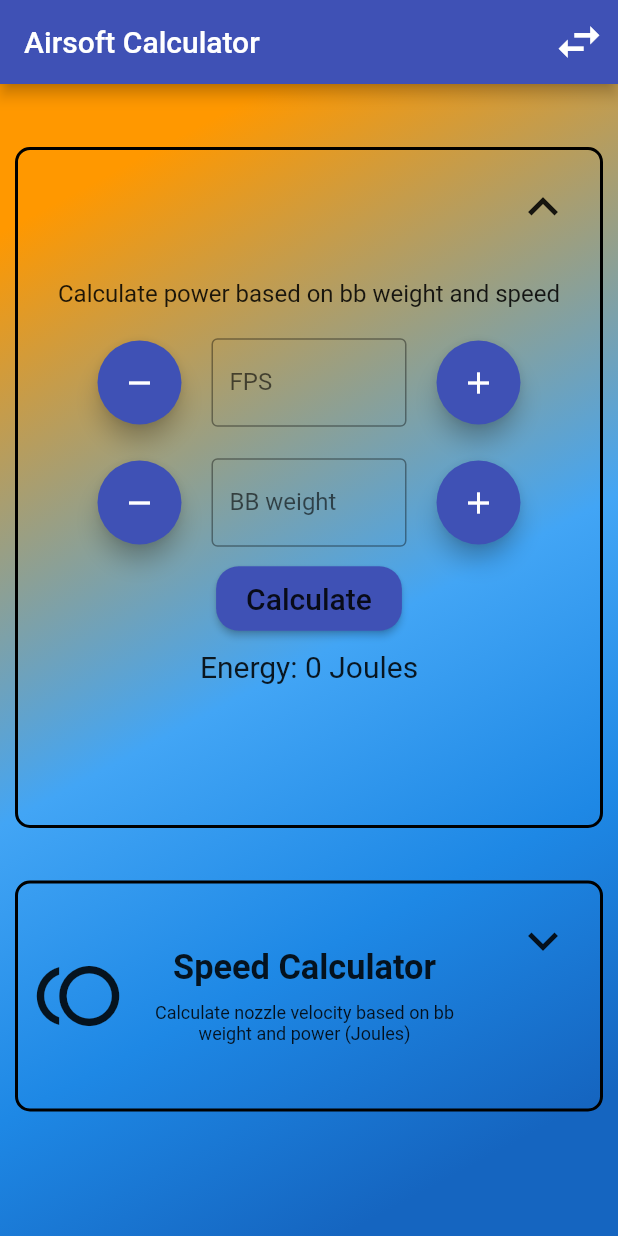
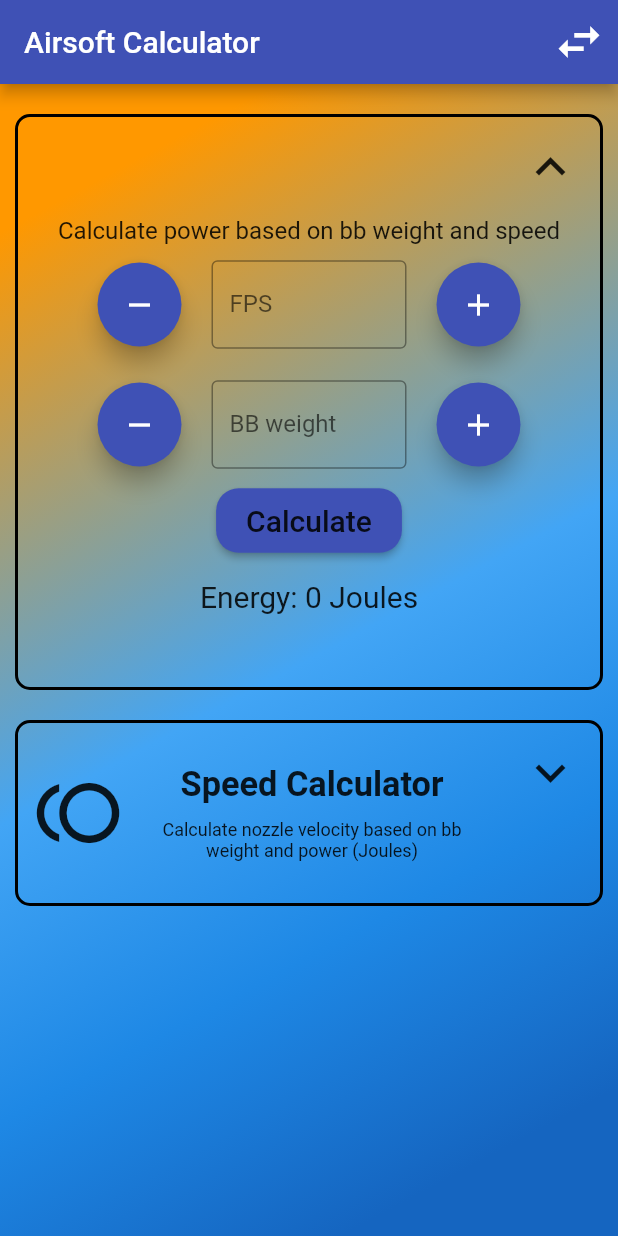
Before and after one commit to vladimir-grigore/airsoft_fps_calculator-, a Flutter app: the screen it shows after launch, after a tap on the "keyboard arrow down" icon, after a tap on the "swap horiz" icon, on a phone screen of 412 x 824 dp. Run offline on Flutter 3.47's test engine with Material 2 defaults, Android fonts, the phone set to English and light mode, and no system bars; Roboto replaces fonts that are missing (Yantramanav-Thin).

Commit message:
Reduce component height

```diff
--- a/lib/components/joules_calculator.dart
+++ b/lib/components/joules_calculator.dart
@@ -119,7 +119,7 @@ class _JoulesCalculator extends State<JoulesCalculator> {
     return Column(
       children: <Widget>[
         Padding(
-          padding: EdgeInsets.symmetric(horizontal: 20.0, vertical: 10.0),
+          padding: EdgeInsets.symmetric(horizontal: 20.0),
           child: Text(
             "Calculate power based on bb weight and speed",
             textAlign: TextAlign.center,
@@ -252,7 +252,7 @@ class _JoulesCalculator extends State<JoulesCalculator> {
           shape: new RoundedRectangleBorder(borderRadius: new BorderRadius.circular(15.0)),
         ),
         Padding(
-          padding: EdgeInsets.all(10.0),
+          padding: EdgeInsets.all(15.0),
           child: Text("Energy: $joules Joules", style: TextStyle(fontSize: 20.0)),
         ),
       ],
--- a/lib/components/power_card.dart
+++ b/lib/components/power_card.dart
@@ -14,13 +14,13 @@ class PowerCard extends StatefulWidget {
 }
 
 class _PowerCard extends State<PowerCard> {
-  double _bodyHeight = 150.0;
+  double _bodyHeight = 120.0;
   bool isExpanded;
 
   @override
   void didUpdateWidget(PowerCard oldWidget) {
     isExpanded = widget.isExpanded;
-    this._bodyHeight = isExpanded ? 450 : 150.0;
+    this._bodyHeight = isExpanded ? 380 : 120.0;
     super.didUpdateWidget(oldWidget);
   }
 
@@ -78,7 +78,7 @@ class _PowerCard extends State<PowerCard> {
                   Container(
                     alignment: Alignment.topRight,
                     child: Padding(
-                      padding: EdgeInsets.all(10.0),
+                      padding: EdgeInsets.all(5.0),
                       child: IconButton(
                         iconSize: 40.0,
                         icon: Icon(Icons.keyboard_arrow_down),
@@ -100,7 +100,7 @@ class _PowerCard extends State<PowerCard> {
                       width: MediaQuery.of(context).size.width,
                       alignment: Alignment.centerRight,
                       child: Padding(
-                        padding: EdgeInsets.all(10.0),
+                        padding: EdgeInsets.all(5.0),
                         child: IconButton(
                           iconSize: 40.0,
                           icon: Icon(Icons.keyboard_arrow_up),
--- a/lib/components/speed_calculator.dart
+++ b/lib/components/speed_calculator.dart
@@ -112,7 +112,7 @@ class _SpeedCalculator extends State<SpeedCalculator> {
     return Column(
       children: <Widget>[
         Padding(
-          padding: EdgeInsets.symmetric(horizontal: 20.0, vertical: 10.0),
+          padding: EdgeInsets.symmetric(horizontal: 20.0),
           child: Text(
             "Calculate speed based on bb weight and power",
             textAlign: TextAlign.center,
@@ -245,7 +245,7 @@ class _SpeedCalculator extends State<SpeedCalculator> {
           shape: new RoundedRectangleBorder(borderRadius: new BorderRadius.circular(15.0)),
         ),
         Padding(
-          padding: EdgeInsets.all(10.0),
+          padding: EdgeInsets.all(15.0),
           child: Text("Speed: $speed ${widget.system == 'metric' ? "m/s" : "fps"}", style: TextStyle(fontSize: 20.0)),
         ),
       ],
--- a/lib/components/speed_card.dart
+++ b/lib/components/speed_card.dart
@@ -14,7 +14,7 @@ class SpeedCard extends StatefulWidget {
 }
 
 class _SpeedCard extends State<SpeedCard> {
-  double _bodyHeight = 150.0;
+  double _bodyHeight = 120.0;
   bool isExpanded;
 
   double titleFontSize(BuildContext context) {
@@ -24,7 +24,7 @@ class _SpeedCard extends State<SpeedCard> {
   @override
   void didUpdateWidget(SpeedCard oldWidget) {
     isExpanded = widget.isExpanded;
-    this._bodyHeight = isExpanded ? 450 : 150.0;
+    this._bodyHeight = isExpanded ? 380 : 120.0;
     super.didUpdateWidget(oldWidget);
   }
 
@@ -79,7 +79,7 @@ class _SpeedCard extends State<SpeedCard> {
                   Container(
                     alignment: Alignment.topRight,
                     child: Padding(
-                      padding: EdgeInsets.all(10.0),
+                      padding: EdgeInsets.all(5.0),
                       child: IconButton(
                         iconSize: 40.0,
                         icon: Icon(Icons.keyboard_arrow_down),
@@ -101,7 +101,7 @@ class _SpeedCard extends State<SpeedCard> {
                       width: MediaQuery.of(context).size.width,
                       alignment: Alignment.centerRight,
                       child: Padding(
-                        padding: EdgeInsets.all(10.0),
+                        padding: EdgeInsets.all(5.0),
                         child: IconButton(
                           iconSize: 40.0,
                           icon: Icon(Icons.keyboard_arrow_up),
--- a/lib/main.dart
+++ b/lib/main.dart
@@ -99,9 +99,8 @@ class _MyHomePageState extends State<MyHomePage> {
         ),
         child: ListView(
           children: <Widget>[
-            SizedBox(height: 32.0),
+            SizedBox(height: 10.0),
             PowerCard(system: system, isExpanded: powerCardExpanded, onExpand: updateExpandedState),
-            SizedBox(height: 15.0),
             SpeedCard(system: system, isExpanded: speedCardExpanded, onExpand: updateExpandedState),
           ],
         ),
```
